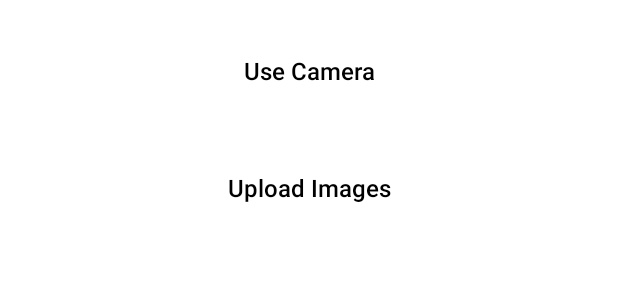
After one commit to jhall1520/capstoneProject, an Android app: the layout upload_image_layout.xml on its own in the app's theme, with its tools: preview values and no code run, on a phone screen of 412 x 824 dp. The commit adds this screen. Shown: the top 300 px of the screen. Run offline under Robolectric (Android 15) with nearby library versions, the phone set to English and light mode, and no system bars.

Commit message:
user can now take multiple pictures to submit with entry. User can also add on photos in camera roll. The user can also clear all images currently uploaded and start over.

```diff
--- /dev/null
+++ b/coralReefProject/app/src/main/res/layout/upload_image_layout.xml
@@ -0,0 +1,37 @@
+<?xml version="1.0" encoding="utf-8"?>
+<androidx.constraintlayout.widget.ConstraintLayout xmlns:android="http://schemas.android.com/apk/res/android"
+    xmlns:app="http://schemas.android.com/apk/res-auto"
+    xmlns:tools="http://schemas.android.com/tools"
+    android:layout_width="match_parent"
+    android:layout_height="wrap_content">
+
+    <Button
+        android:id="@+id/buttonUseCamera"
+        style="@style/Widget.AppCompat.Button.Borderless"
+        android:layout_width="0dp"
+        android:layout_height="62dp"
+        android:layout_marginTop="16dp"
+        android:text="@string/useCamera"
+        android:textAllCaps="false"
+        android:textColor="@color/black"
+        android:textSize="16sp"
+        app:layout_constraintEnd_toEndOf="parent"
+        app:layout_constraintStart_toStartOf="parent"
+        app:layout_constraintTop_toTopOf="parent" />
+
+    <Button
+        android:id="@+id/buttonUpload"
+        style="@style/Widget.AppCompat.Button.Borderless"
+        android:layout_width="0dp"
+        android:layout_height="62dp"
+        android:layout_marginTop="16dp"
+        android:layout_marginBottom="8dp"
+        android:text="@string/uploadImages"
+        android:textAllCaps="false"
+        android:textColor="@color/black"
+        android:textSize="16sp"
+        app:layout_constraintBottom_toBottomOf="parent"
+        app:layout_constraintEnd_toEndOf="parent"
+        app:layout_constraintStart_toStartOf="parent"
+        app:layout_constraintTop_toBottomOf="@+id/buttonUseCamera" />
+</androidx.constraintlayout.widget.ConstraintLayout>
--- a/coralReefProject/app/src/main/res/values/strings.xml
+++ b/coralReefProject/app/src/main/res/values/strings.xml
@@ -13,7 +13,6 @@
     <string name="title_dashboard">Dashboard</string>
     <string name="title_notifications">Notifications</string>
     <string name="title_activity_home">Title</string>
-    <!-- TODO: Remove or change this placeholder text -->
     <string name="hello_blank_fragment">Hello blank fragment</string>
     <string name="support">Support</string>
     <string name="FORGOTPASSWORD">Forgot Password</string>
@@ -69,6 +68,7 @@
     <string name="accuracy">Location\nAccuracy:</string>
     <string name="image">Image</string>
     <string name="largeImage">Large Image</string>
+    <string name="useCamera">Use Camera</string>
     <string-array name="reefNames">
         <item></item>
         <item>CarysFort Reef</item>
```
Also changed, not shown: coralReefProject/app/src/main/java/com/example/coralreefproject/DataEntryFragment.java (+82 -10 lines), coralReefProject/app/src/main/res/layout/user_info_layout.xml (+8 -12 lines).
